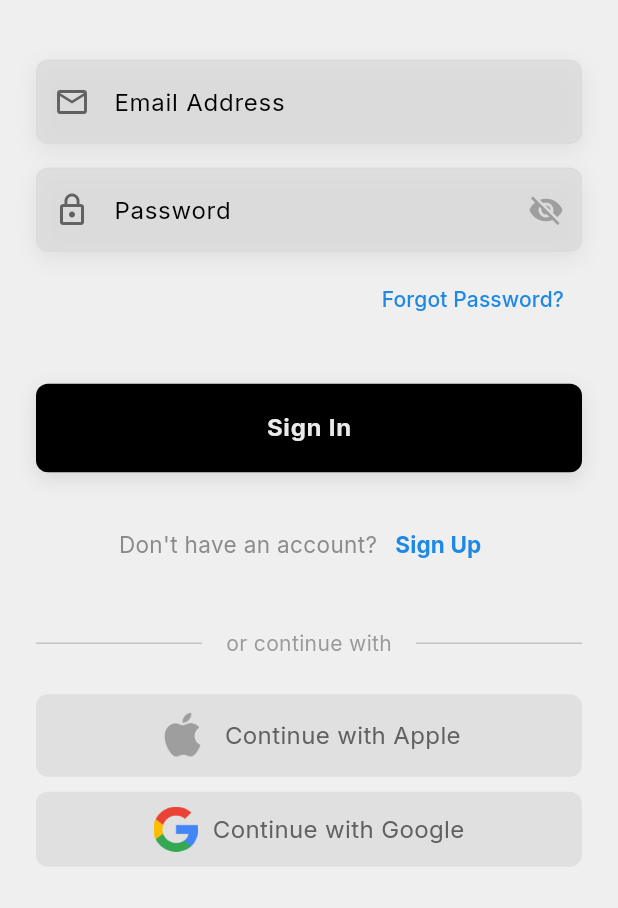
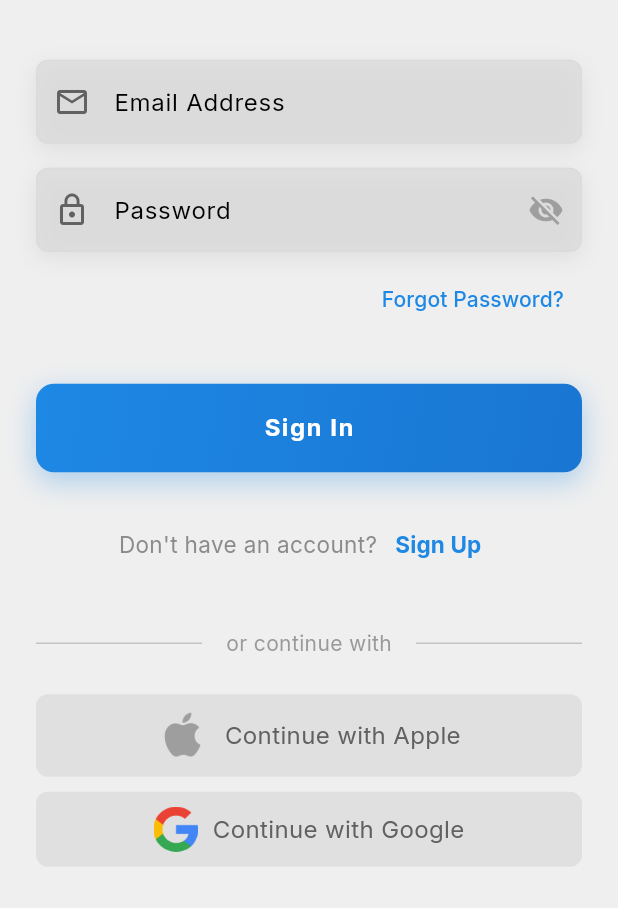
Before and after one commit to RensithUdara/Home-Care-Mobile-App, a Flutter app: the screen it shows after launch, on a phone screen of 412 x 824 dp, the part 328-1236 px from its top. Run offline on Flutter 3.47's test engine with Material 3 defaults, Android fonts, the phone set to English and light mode, and no system bars; our stand-ins replace cloud_firestore, firebase_auth, firebase_core, google_fonts; accounts and stored records are empty.

Commit message:
Refactor MainButton widget to enhance styling and improve animation; replace static container with animated gradient background and adjust padding and shadow effects.

```diff
--- a/lib/components/main_button.dart
+++ b/lib/components/main_button.dart
@@ -12,27 +12,36 @@ class MainButton extends StatelessWidget {
   Widget build(BuildContext context) {
     return GestureDetector(
       onTap: onTap,
-      child: Container(
-        padding: const EdgeInsets.all(18),
+      child: AnimatedContainer(
+        duration: const Duration(milliseconds: 200),
+        padding: const EdgeInsets.symmetric(vertical: 18, horizontal: 24),
         decoration: BoxDecoration(
-          color: color ?? Theme.of(context).colorScheme.inverseSurface,
-          borderRadius: BorderRadius.circular(8),
+          gradient: LinearGradient(
+            colors: [
+              color ?? Colors.blue.shade600,
+              color ?? Colors.blue.shade700,
+            ],
+            begin: Alignment.topLeft,
+            end: Alignment.bottomRight,
+          ),
+          borderRadius: BorderRadius.circular(12),
           boxShadow: [
             BoxShadow(
-              color: Colors.black.withOpacity(0.10),
-              blurRadius: 10,
-              offset: const Offset(0, 4),
+              color: (color ?? Colors.blue.shade600).withOpacity(0.3),
+              blurRadius: 15,
+              offset: const Offset(0, 6),
+              spreadRadius: 1,
             ),
           ],
         ),
         child: Center(
           child: Text(
             text,
-            style: TextStyle(
+            style: const TextStyle(
               fontWeight: FontWeight.bold,
-              color: Theme.of(context).colorScheme.primary,
+              color: Colors.white,
               fontSize: 16,
-              letterSpacing: 0.5,
+              letterSpacing: 1.0,
             ),
           ),
         ),
```
